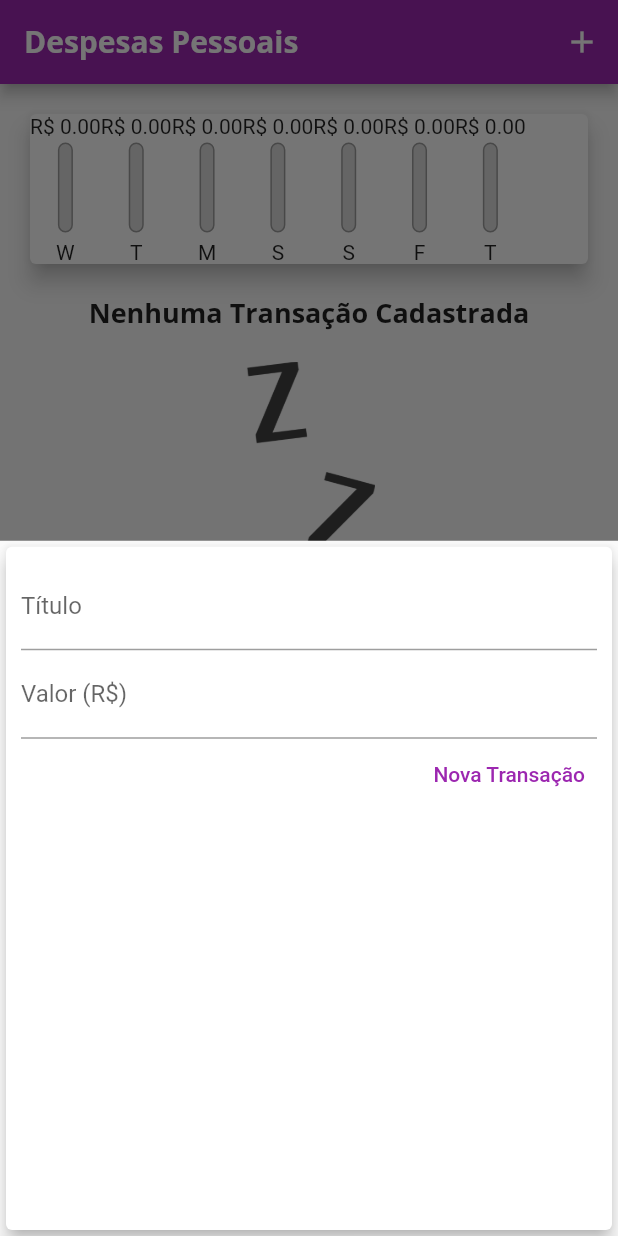
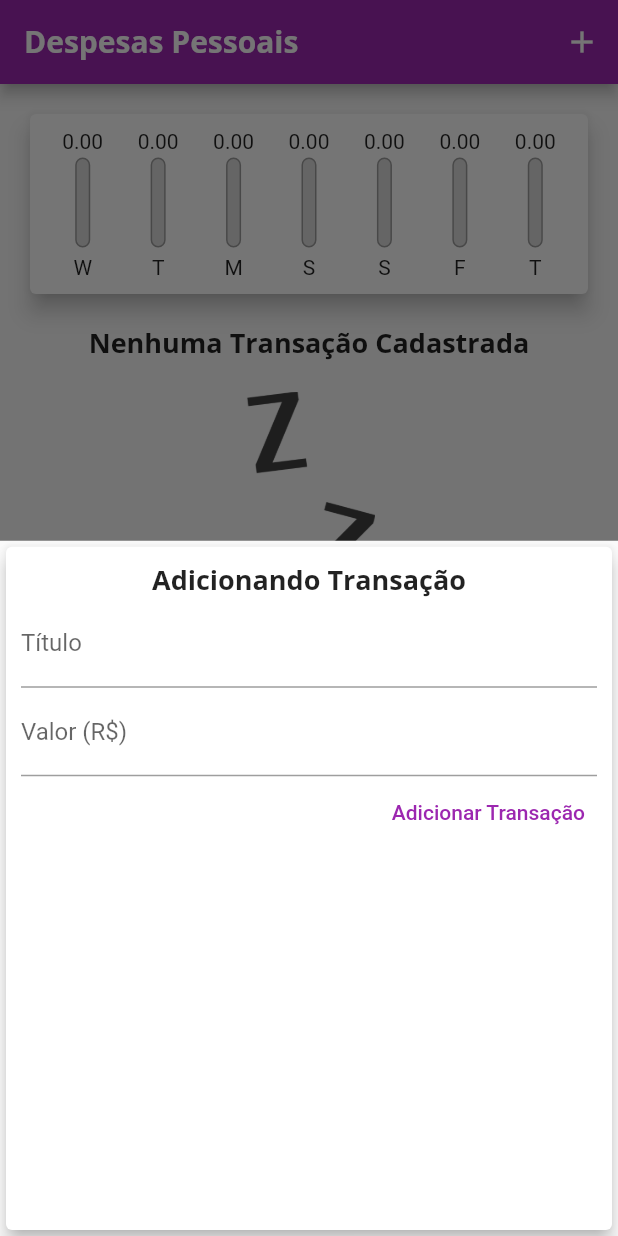
Before and after one commit to guilhermeais/expenses, a Flutter app: the screen it shows after launch, after a tap on the "add" icon, on a phone screen of 412 x 824 dp. Run offline on Flutter 3.47's test engine with Material 2 defaults, Android fonts, the phone set to English and light mode, and no system bars.

Commit message:
ajustes (e teste de edição de transaction)

```diff
--- a/lib/components/chart.dart
+++ b/lib/components/chart.dart
@@ -46,18 +46,25 @@ class Chart extends StatelessWidget {
     return Card(
       elevation: 6,
       margin: const EdgeInsets.all(20),
+      child: Padding(
+        padding: const EdgeInsets.all(10),
         child: Row(
+          mainAxisAlignment: MainAxisAlignment.spaceAround,
           children: [
             ...groupedTransactions
-              .map((tr) => ChartBar(
+                .map((tr) => Flexible(
+                      fit: FlexFit.tight,
+                      child: ChartBar(
                         label: tr['day'] as String,
                         value: tr['value'] as double,
-                    percentage:
-                        _getPercentage(tr['value'] as double, _weekTotalValue),
+                        percentage: _getPercentage(
+                            tr['value'] as double, _weekTotalValue),
+                      ),
                     ))
                 .toList()
           ],
         ),
+      ),
     );
   }
 }
--- a/lib/components/chart_bar.dart
+++ b/lib/components/chart_bar.dart
@@ -15,7 +15,7 @@ class ChartBar extends StatelessWidget {
   Widget build(BuildContext context) {
     return Column(
       children: [
-        Text('R\$ ${value.toStringAsFixed(2)}'),
+        FittedBox(child: Text(value.toStringAsFixed(2))),
         const SizedBox(
           height: 3,
         ),
@@ -31,7 +31,7 @@ class ChartBar extends StatelessWidget {
                     color: Colors.grey,
                     width: 1.0,
                   ),
-                  color: Color.fromRGBO(220, 220, 220, 1),
+                  color: const Color.fromRGBO(220, 220, 220, 1),
                   borderRadius: BorderRadius.circular(5),
                 ),
               ),
--- a/lib/components/transaction_form.dart
+++ b/lib/components/transaction_form.dart
@@ -1,8 +1,11 @@
+import 'package:expenses/models/transaction.dart';
 import 'package:flutter/material.dart';
 
 class TransactionForm extends StatefulWidget {
-  final Function(String title, double value) onSubmit;
-  TransactionForm({Key? key, required this.onSubmit}) : super(key: key);
+  final Function(String title, double value, String? id) onSubmit;
+  final Transaction? edit;
+  TransactionForm({Key? key, required this.onSubmit, this.edit})
+      : super(key: key);
 
   @override
   State<TransactionForm> createState() => _TransactionFormState();
@@ -18,7 +21,7 @@ class _TransactionFormState extends State<TransactionForm> {
     final value = double.tryParse(_valueController.text) ?? 0.0;
     if (title.isEmpty) return;
     if (value <= 0) return;
-    widget.onSubmit(title, value);
+    widget.onSubmit(title, value, null);
   }
 
   @override
@@ -29,6 +32,10 @@ class _TransactionFormState extends State<TransactionForm> {
         padding: const EdgeInsets.all(10),
         child: Column(
           children: [
+            Text(
+              '${false ? 'Editando' : 'Adicionando'} Transação',
+              style: Theme.of(context).textTheme.headline6,
+            ),
             TextField(
               decoration: const InputDecoration(labelText: "Título"),
               controller: _titleController,
@@ -47,9 +54,9 @@ class _TransactionFormState extends State<TransactionForm> {
               children: [
                 TextButton(
                     onPressed: _submitForm,
-                    child: const Text(
-                      'Nova Transação',
-                      style: TextStyle(color: Colors.purple),
+                    child: Text(
+                      '${false ? 'Editar' : 'Adicionar'} Transação',
+                      style: const TextStyle(color: Colors.purple),
                     ))
               ],
             )
--- a/lib/main.dart
+++ b/lib/main.dart
@@ -46,9 +46,7 @@ class MyHomePage extends StatefulWidget {
 }
 
 class _MyHomePageState extends State<MyHomePage> {
-  final List<Transaction> _transactions = [
-
-  ];
+  final List<Transaction> _transactions = [];
 
   List<Transaction> get _recentTransactions {
     return _transactions.where((tr) {
@@ -56,7 +54,16 @@ class _MyHomePageState extends State<MyHomePage> {
     }).toList();
   }
 
-  _addTransaction(String title, double value) {
+  _addTransaction(String title, double value, String? id) {
+    if (id!= null && id.isNotEmpty) {
+      final idxEdited = _transactions.indexWhere((element) => element.id == id);
+      if (idxEdited > -1) {
+        setState(() {
+          _transactions[idxEdited].title = title;
+          _transactions[idxEdited].value = value;
+        });
+      }
+    } else {
       final newTrasaction = Transaction(
           id: Random().nextDouble().toString(),
           title: title,
@@ -66,16 +73,26 @@ class _MyHomePageState extends State<MyHomePage> {
       setState(() {
         _transactions.add(newTrasaction);
       });
+    }
+
     Navigator.of(context).pop();
   }
 
-  _openTransactionFormModal(BuildContext context) {
+  _editTransaction(String id, int index, BuildContext context) {
+    final findedTransaction =
+        _transactions.firstWhere((element) => element.id == id);
+    if (findedTransaction.id.isNotEmpty) {
+      _openTransactionFormModal(context, findedTransaction);
+    }
+  }
+
+  _openTransactionFormModal(
+      BuildContext context, Transaction? editingTransaction) {
     showModalBottomSheet(
         context: context,
         builder: (_) {
           return TransactionForm(
-            onSubmit: _addTransaction,
-          );
+              onSubmit: _addTransaction, edit: editingTransaction);
         });
   }
 
@@ -88,7 +105,7 @@ class _MyHomePageState extends State<MyHomePage> {
           IconButton(
             icon: const Icon(Icons.add),
             onPressed: () {
-              _openTransactionFormModal(context);
+              _openTransactionFormModal(context, null);
             },
           ),
         ],
@@ -98,14 +115,19 @@ class _MyHomePageState extends State<MyHomePage> {
           crossAxisAlignment: CrossAxisAlignment.stretch,
           children: [
             Chart(recentTransactions: _recentTransactions),
-            TransactionList(transactions: _transactions),
+            TransactionList(
+              transactions: _transactions,
+              onEditTransaction: (String id, int index){
+               // _editTransaction(id, index, context);
+              },
+            ),
           ],
         ),
       ),
       floatingActionButton: FloatingActionButton(
         child: const Icon(Icons.add),
         onPressed: () {
-          _openTransactionFormModal(context);
+          _openTransactionFormModal(context, null);
         },
       ),
       floatingActionButtonLocation: FloatingActionButtonLocation.centerFloat,
--- a/lib/models/transaction.dart
+++ b/lib/models/transaction.dart
@@ -1,8 +1,8 @@
 class Transaction {
   final String id;
-  final String title;
-  final double value;
-  final DateTime date;
+   String title;
+   double value;
+   DateTime date;
 
   Transaction({
     required this.id,required this.title,required this.value,required this.date
```
Also changed, not shown: lib/components/transaction_list.dart (+25 -34 lines). Lines whose indentation alone changed are shown as unchanged.
